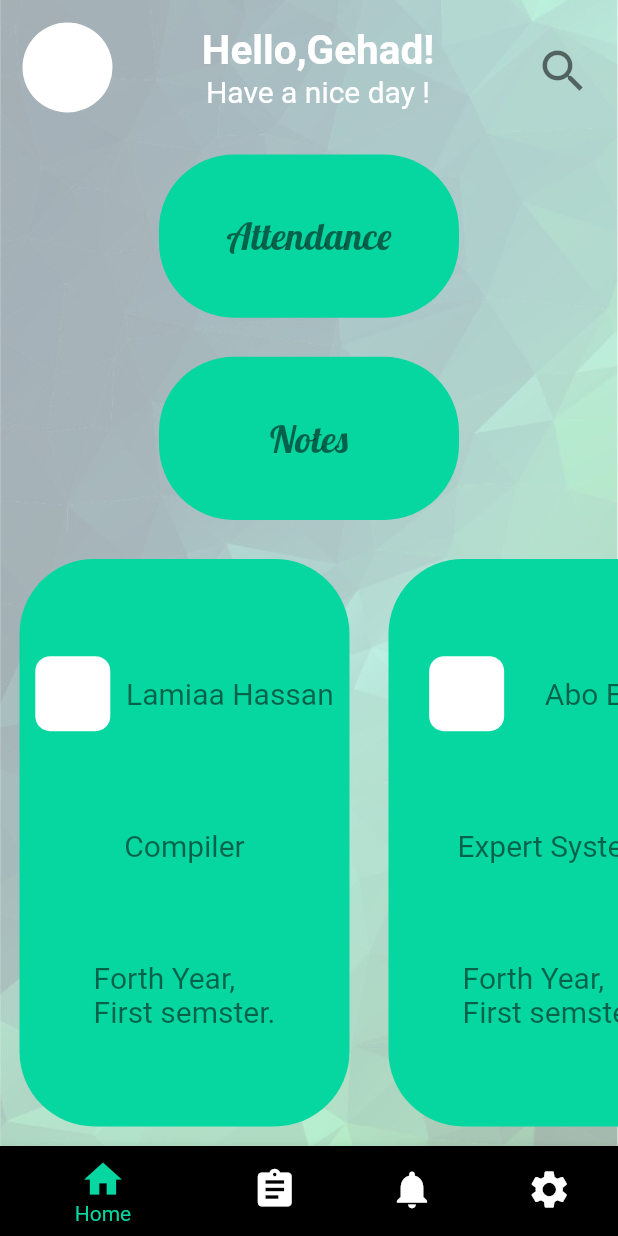
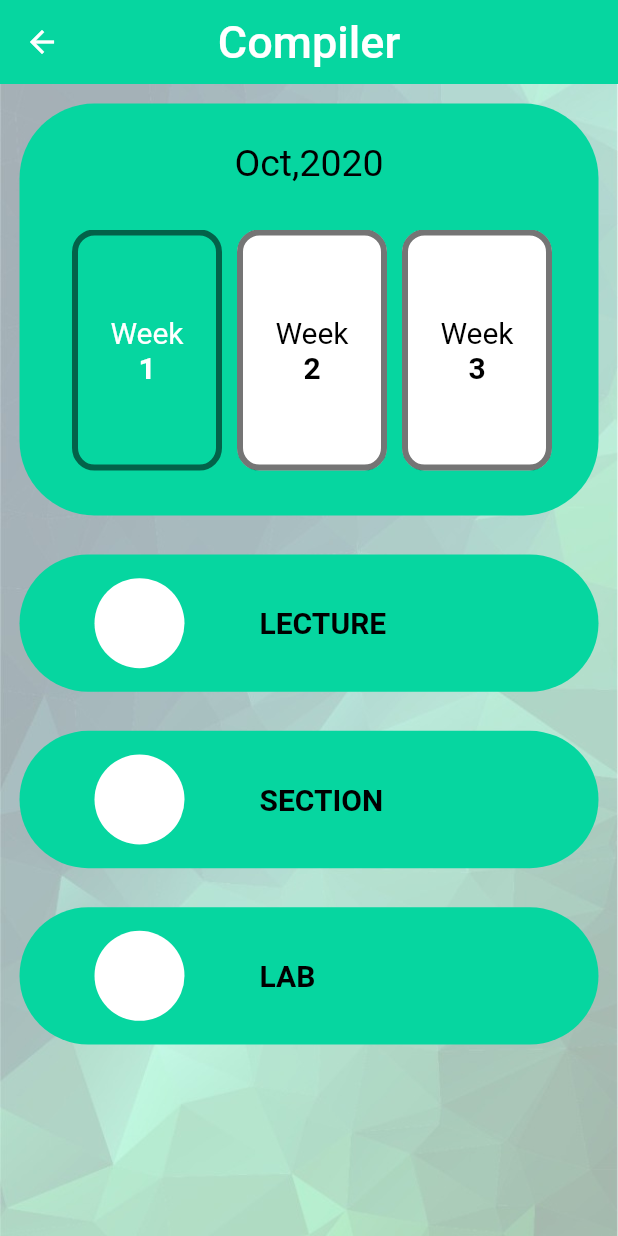
Before and after one commit to ahmed01142645585/project, a Flutter app: the screen it shows after launch, after a tap on "Lamiaa Hassan", on a phone screen of 412 x 824 dp. Run offline on Flutter 3.47's test engine with Material 2 defaults, Android fonts, the phone set to English and light mode, and no system bars; our stand-ins replace animated_text_kit, firebase_auth, firebase_core; accounts and stored records are empty.

Commit message:
redesign task screen & subject screen

```diff
--- a/lib/Student_screens/Home_student_screen.dart
+++ b/lib/Student_screens/Home_student_screen.dart
@@ -99,7 +99,9 @@ class _HomeStudentScreenState extends State<HomeStudentScreen> {
                 children: [
                   //TODO: al mfrod hena de tsht8l firebase w backend 3shan t3mel al widget de. (Feh t2rebn for loop f 7ta de).
                   WidgetContainers(
-                    onTap: () {},
+                    onTap: () {
+                      Navigator.pushNamed(context, '/subject');
+                    },
                     width: 220,
                     child: ListDesign(
                       drText: 'Lamiaa Hassan',
--- a/lib/Student_screens/Student_screen.dart
+++ b/lib/Student_screens/Student_screen.dart
@@ -26,9 +26,10 @@ class _StudentScreenState extends State<StudentScreen> {
   void initState() {
     Widget home = HomeStudentScreen();
     Widget task = TaskStudentScreen();
+    Widget notification = NotificationStudentScreen();
     Widget setting = SettingScreen();
     //TODO: hnzwd al 2 screens hena al notification w al setting 3shan al bar.
-    pages = [home, task, setting];
+    pages = [home, task, notification, setting];
     currentPage = home;
     super.initState();
     getUser();
@@ -132,10 +133,11 @@ class ListDesign extends StatelessWidget {
 
 //TODO: lazem nshof trea2a nzbt feha al classes ale bst3melha f aktr mn screen w a5le feh fr2 ben al frontend w al backend.
 class WidgetContainers extends StatelessWidget {
-  WidgetContainers({this.width, this.onTap, this.child});
+  WidgetContainers({this.width, this.onTap, this.child, this.height});
   final double width;
   final Function onTap;
   final Widget child;
+  final double height;
 
   @override
   Widget build(BuildContext context) {
@@ -145,6 +147,7 @@ class WidgetContainers extends StatelessWidget {
         child: child,
         margin: EdgeInsets.all(13.0),
         width: width,
+        height: height,
         decoration: BoxDecoration(
           color: Color(0xFF06D6A0),
           borderRadius: BorderRadius.circular(50.0),
--- /dev/null
+++ b/lib/Student_screens/Subject_student-screen.dart
@@ -0,0 +1,219 @@
+import 'package:DGEST/Student_screens/Student_screen.dart';
+import 'package:flutter/material.dart';
+import 'Tasks_student_screen.dart';
+
+class SubjectStudentScreen extends StatefulWidget {
+  @override
+  _SubjectStudentScreenState createState() => _SubjectStudentScreenState();
+}
+
+class _SubjectStudentScreenState extends State<SubjectStudentScreen> {
+  @override
+  Widget build(BuildContext context) {
+    return Scaffold(
+      appBar: AppBar(
+        title: Text(
+          'Compiler',
+          style: TextStyle(fontSize: 30.0),
+        ),
+        centerTitle: true,
+        leading: IconButton(
+          icon: Icon(Icons.arrow_back),
+          color: Colors.white,
+          onPressed: () {
+            Navigator.of(context).pop();
+          },
+        ),
+        elevation: 0.0,
+      ),
+      body: BackgroundImage(
+        image: 'images/sora5a.jpeg',
+        child: SafeArea(
+          child: Column(
+            children: [
+              WidgetContainers(
+                height: MediaQuery.of(context).size.height / 3,
+                child: Column(
+                  children: [
+                    Padding(
+                      padding: EdgeInsets.only(top: 25.0),
+                      child: Text(
+                        'Oct,2020',
+                        style: TextStyle(
+                          fontSize: 25.0,
+                          color: Colors.black,
+                        ),
+                      ),
+                    ),
+                    Expanded(
+                      child: Padding(
+                        padding: EdgeInsets.all(30.0),
+                        child: Container(
+                          child: ListView(
+                            scrollDirection: Axis.horizontal,
+                            children: <Widget>[
+                              TasksWeekList(
+                                weekNumber: '1',
+                                onTap: () {
+                                  setState(() {
+                                    selectedCard = '1';
+                                  });
+                                },
+                              ),
+                              TasksWeekList(
+                                weekNumber: '2',
+                                onTap: () {
+                                  setState(() {
+                                    selectedCard = '2';
+                                  });
+                                },
+                              ),
+                              TasksWeekList(
+                                weekNumber: '3',
+                                onTap: () {
+                                  setState(() {
+                                    selectedCard = '3';
+                                  });
+                                },
+                              ),
+                              TasksWeekList(
+                                weekNumber: '4',
+                                onTap: () {
+                                  setState(() {
+                                    selectedCard = '4';
+                                  });
+                                },
+                              ),
+                              TasksWeekList(
+                                weekNumber: '5',
+                                onTap: () {
+                                  setState(() {
+                                    selectedCard = '5';
+                                  });
+                                },
+                              ),
+                              TasksWeekList(
+                                weekNumber: '6',
+                                onTap: () {
+                                  setState(() {
+                                    selectedCard = '6';
+                                  });
+                                },
+                              ),
+                            ],
+                          ),
+                        ),
+                      ),
+                    ),
+                  ],
+                ),
+              ),
+              // Text(
+              //   'Compiler',
+              //   style: TextStyle(
+              //     fontSize: 25.0,
+              //     color: Colors.black,
+              //   ),
+              // ),
+              // Expanded(
+              //   child: Container(
+              //     height: MediaQuery.of(context).size.height,
+              //     child: Padding(
+              //       padding: EdgeInsets.all(10.0),
+              //       child: ListView(
+              //         children: <Widget>[
+              //           Tasks(task: 'sheet 1'),
+              //           Tasks(task: 'sheet 2'),
+              //           Tasks(task: 'sheet 3'),
+              //           Tasks(task: 'sheet 4'),
+              //           Tasks(task: 'sheet 5'),
+              //           Tasks(task: 'sheet 6'),
+              //           Tasks(task: 'sheet 7'),
+              //           Tasks(task: 'sheet 8'),
+              //         ],
+              //       ),
+              //     ),
+              //   ),
+              // ),
+              WidgetContainers(
+                height: MediaQuery.of(context).size.height / 9,
+                child: Row(
+                  //mainAxisAlignment: MainAxisAlignment.spaceEvenly,
+                  children: [
+                    SizedBox(
+                      width: 50,
+                    ),
+                    CircleAvatar(
+                      radius: 30.0,
+                      backgroundColor: Colors.white,
+                    ),
+                    SizedBox(
+                      width: 50,
+                    ),
+                    Text(
+                      'LECTURE',
+                      style: TextStyle(
+                          fontSize: 20.0,
+                          color: Colors.black,
+                          fontWeight: FontWeight.bold),
+                    )
+                  ],
+                ),
+              ),
+              WidgetContainers(
+                height: MediaQuery.of(context).size.height / 9,
+                child: Row(
+                  //mainAxisAlignment: MainAxisAlignment.spaceEvenly,
+                  children: [
+                    SizedBox(
+                      width: 50,
+                    ),
+                    CircleAvatar(
+                      radius: 30.0,
+                      backgroundColor: Colors.white,
+                    ),
+                    SizedBox(
+                      width: 50,
+                    ),
+                    Text(
+                      'SECTION',
+                      style: TextStyle(
+                          fontSize: 20.0,
+                          color: Colors.black,
+                          fontWeight: FontWeight.bold),
+                    )
+                  ],
+                ),
+              ),
+              WidgetContainers(
+                height: MediaQuery.of(context).size.height / 9,
+                child: Row(
+                  //mainAxisAlignment: MainAxisAlignment.spaceEvenly,
+                  children: [
+                    SizedBox(
+                      width: 50,
+                    ),
+                    CircleAvatar(
+                      radius: 30.0,
+                      backgroundColor: Colors.white,
+                    ),
+                    SizedBox(
+                      width: 50,
+                    ),
+                    Text(
+                      'LAB',
+                      style: TextStyle(
+                          fontSize: 20.0,
+                          color: Colors.black,
+                          fontWeight: FontWeight.bold),
+                    )
+                  ],
+                ),
+              ),
+            ],
+          ),
+        ),
+      ),
+    );
+  }
+}
--- a/lib/main.dart
+++ b/lib/main.dart
@@ -6,6 +6,8 @@ import 'package:DGEST/Student_screens/Student_screen.dart';
 import 'package:DGEST/Student_screens/Notes_student_screen.dart';
 import 'Student_screens/Setting_student_screen.dart';
 import 'Student_screens/Tasks_student_screen.dart';
+import 'package:DGEST/Student_screens/Notification_student_screen.dart';
+import 'package:DGEST/Student_screens/Subject_student-screen.dart';
 
 void main() async {
   WidgetsFlutterBinding.ensureInitialized();
@@ -23,6 +25,8 @@ class DGEST extends StatelessWidget {
           '/home': (context) => StudentScreen(),
           '/note': (context) => NotesStudentScreen(),
           '/tasks': (context) => TaskStudentScreen(),
+          '/notification': (context) => NotificationStudentScreen(),
+          '/subject': (context) => SubjectStudentScreen(),
           '/setting': (context) => SettingScreen(),
           //TODO: hnzwd al screens f al application.
         },
```
Also changed, not shown: lib/Login_screen.dart (+4 -3 lines), lib/Student_screens/Notes_student_screen.dart (+28 -26 lines), lib/Student_screens/Notification_student_screen.dart (+131 -1 lines), lib/Student_screens/Setting_student_screen.dart (+11 -12 lines), lib/Student_screens/Tasks_student_screen.dart (+70 -90 lines).
